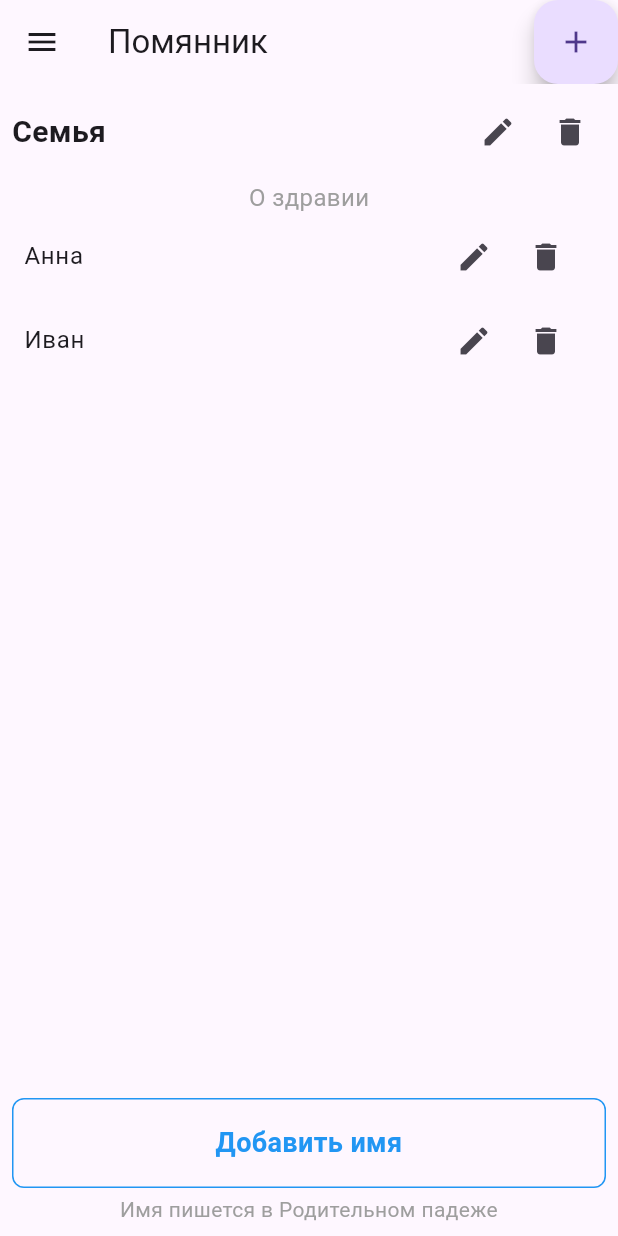
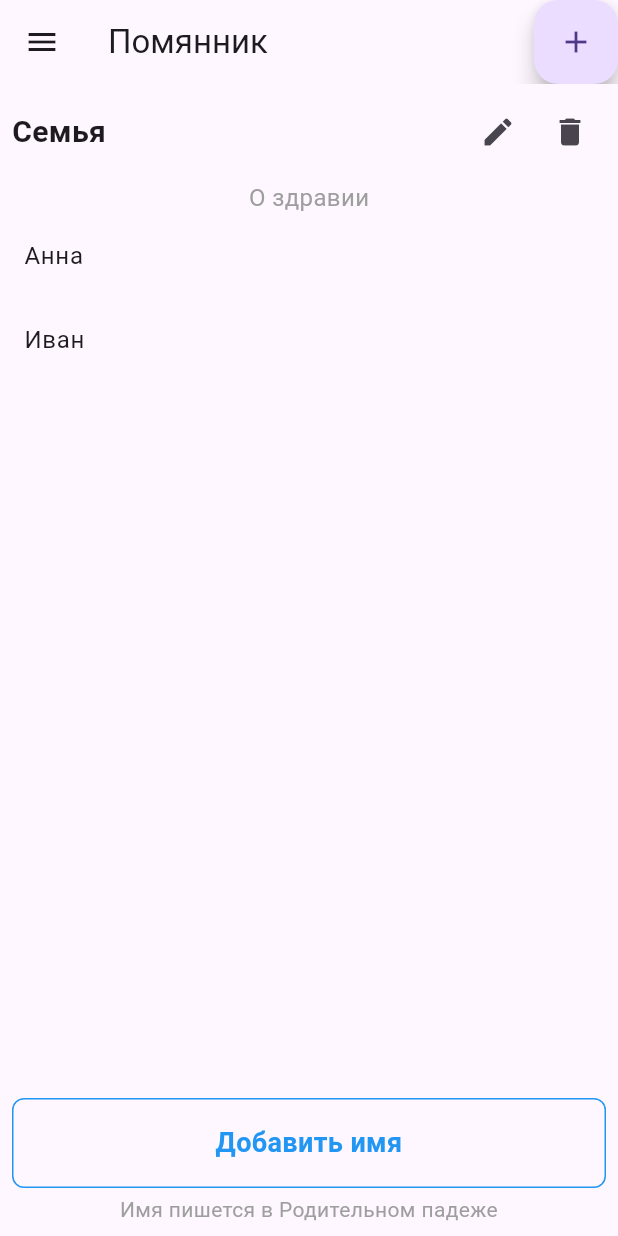
Before and after one commit to Regellion/memorial-app, a Flutter app: the screen it shows after launch, on a phone screen of 412 x 824 dp. Run offline on Flutter 3.47's test engine with Material 3 defaults, Android fonts, the phone set to English and light mode, and no system bars.

Commit message:
Issue-6 Удаление и редактирование имени свайпом

```diff
--- a/lib/main.dart
+++ b/lib/main.dart
@@ -280,24 +280,38 @@ class NameListPage extends StatelessWidget {
           child: ListView.builder(
             itemCount: nameList.names.length,
             itemBuilder: (context, index) {
-              return ListTile(
-                title: Text(nameList.names[index]),
-                trailing: Row(
-                  mainAxisSize: MainAxisSize.min,
-                  children: [
-                    IconButton(
-                      icon: Icon(Icons.edit),
-                      onPressed: () {
-                        _showEditDialog(context, index, nameList.names[index]);
-                      },
-                    ),
-                    IconButton(
-                      icon: Icon(Icons.delete),
-                      onPressed: () {
-                        onDeleteName(index);
-                      },
-                    ),
-                  ],
+              return Dismissible(
+                key: Key(nameList.names[index]),
+                direction: DismissDirection.horizontal,
+                background: Container(
+                  color: Colors.red,
+                  alignment: Alignment.centerLeft,
+                  padding: EdgeInsets.only(left: 16.0),
+                  child: Icon(Icons.delete, color: Colors.white),
+                ),
+                secondaryBackground: Container(
+                  color: Colors.blue,
+                  alignment: Alignment.centerRight,
+                  padding: EdgeInsets.only(right: 16.0),
+                  child: Icon(Icons.edit, color: Colors.white),
+                ),
+                confirmDismiss: (direction) async {
+                  if (direction == DismissDirection.startToEnd) {
+                    // При свайпе вправо задаем вопрос - хотите ли вы удалить имя?
+                    bool? confirm = await _showDeleteConfirmDialog(context);
+                    if (confirm == true) {
+                      onDeleteName(index); // Удаляем имя из списка
+                      return true; // Подтверждение удаления
+                    }
+                  } else if (direction == DismissDirection.endToStart) {
+                    // При свайпе влево, открываем диалог редактирования
+                    _showEditDialog(context, index, nameList.names[index]);
+                    return false; // Не удаляем элемент, просто открываем диалог
+                  }
+                  return false; // Если ничего не происходит
+                },
+                child: ListTile(
+                  title: Text(nameList.names[index]),
                 ),
               );
             },
@@ -342,6 +356,32 @@ class NameListPage extends StatelessWidget {
         ),
       ],
     );
+  }
+
+  Future<bool> _showDeleteConfirmDialog(BuildContext context) async {
+    return await showDialog<bool>(
+      context: context,
+      builder: (context) {
+        return AlertDialog(
+          title: Text('Удалить имя'),
+          content: Text('Вы уверены, что хотите удалить это имя?'),
+          actions: [
+            TextButton(
+              onPressed: () {
+                Navigator.of(context).pop(false);
+              },
+              child: Text('Отмена'),
+            ),
+            TextButton(
+              onPressed: () {
+                Navigator.of(context).pop(true);
+              },
+              child: Text('Удалить'),
+            ),
+          ],
+        );
+      },
+    ) ?? Future.value(false);
   }
 
   void _showAddNameDialog(BuildContext context) {
```
